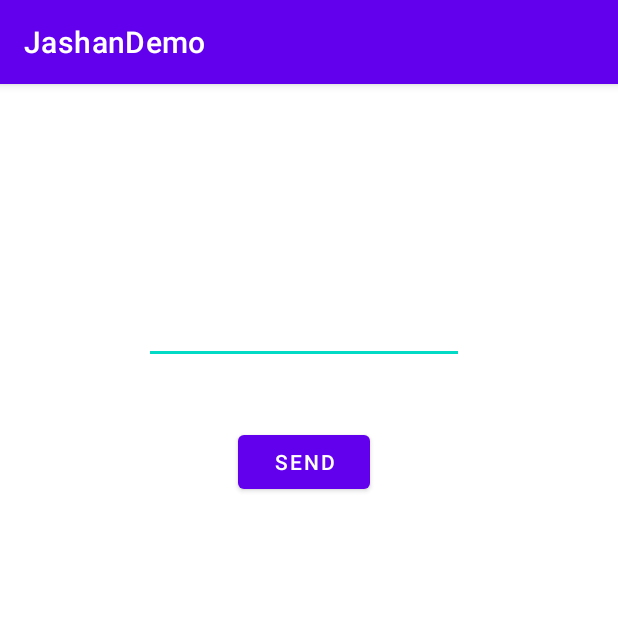
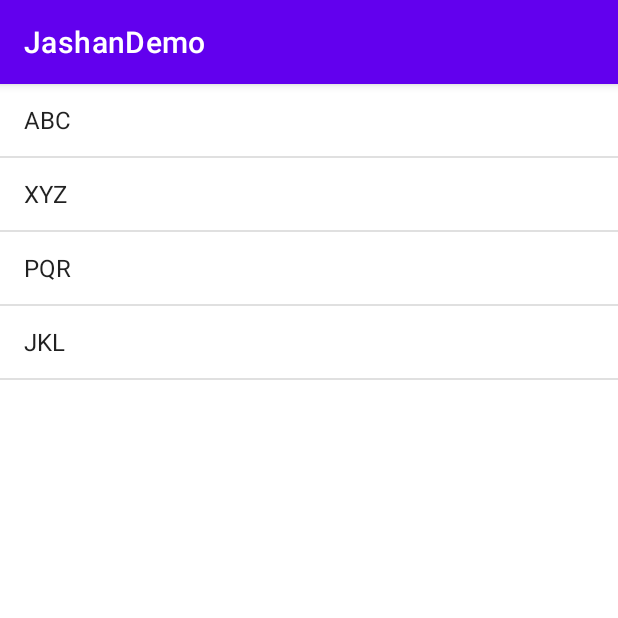
Before and after one commit to kriti-ixix/JashanDemo, an Android app: the screen it shows after launch (WelcomeUser before the commit, SimpleList after it), on a phone screen of 412 x 824 dp, the top half of it. Run offline under Robolectric (Android 15) with nearby library versions, the phone set to English and light mode, and no system bars.

Commit message:
list view

```diff
--- /dev/null
+++ b/app/src/main/java/com/kriti/jashandemo/SimpleList.java
@@ -0,0 +1,35 @@
+package com.kriti.jashandemo;
+
+import androidx.appcompat.app.AppCompatActivity;
+
+import android.os.Bundle;
+import android.util.Log;
+import android.view.View;
+import android.widget.AdapterView;
+import android.widget.ArrayAdapter;
+import android.widget.ListView;
+import android.widget.Toast;
+
+public class SimpleList extends AppCompatActivity {
+
+    ListView listView;
+    String[] names = {"ABC", "XYZ", "PQR", "JKL"};
+
+    @Override
+    protected void onCreate(Bundle savedInstanceState) {
+        super.onCreate(savedInstanceState);
+        setContentView(R.layout.activity_simple_list);
+
+        listView = findViewById(R.id.simpleListView);
+        ArrayAdapter adapter = new ArrayAdapter(this, android.R.layout.simple_list_item_1, names);
+        listView.setAdapter(adapter);
+
+        listView.setOnItemClickListener(new AdapterView.OnItemClickListener() {
+            @Override
+            public void onItemClick(AdapterView<?> adapterView, View view, int i, long l) {
+                Toast.makeText(SimpleList.this, names[i], Toast.LENGTH_SHORT).show();
+                Log.d("Checking", names[i]);
+            }
+        });
+    }
+}
--- /dev/null
+++ b/app/src/main/res/layout/activity_simple_list.xml
@@ -0,0 +1,14 @@
+<?xml version="1.0" encoding="utf-8"?>
+<RelativeLayout xmlns:android="http://schemas.android.com/apk/res/android"
+    xmlns:app="http://schemas.android.com/apk/res-auto"
+    xmlns:tools="http://schemas.android.com/tools"
+    android:layout_width="match_parent"
+    android:layout_height="match_parent"
+    tools:context=".SimpleList">
+
+    <ListView
+        android:layout_width="match_parent"
+        android:layout_height="match_parent"
+        android:id="@+id/simpleListView"/>
+
+</RelativeLayout>
--- a/app/src/main/res/layout/activity_timer.xml
+++ b/app/src/main/res/layout/activity_timer.xml
@@ -7,12 +7,12 @@
     tools:context=".Timer">
 
     <EditText
+        android:id="@+id/alarmEditText"
         android:layout_width="wrap_content"
         android:layout_height="wrap_content"
-        android:id="@+id/alarmEditText"
-        android:hint="Enter the time in seconds"
         android:layout_centerHorizontal="true"
-        android:layout_marginTop="50dp"/>
+        android:layout_marginTop="50dp"
+        android:hint="Enter the time in seconds" />
 
     <Button
         android:layout_width="wrap_content"
```
Also changed, not shown: app/src/main/AndroidManifest.xml (+12 -6 lines).
